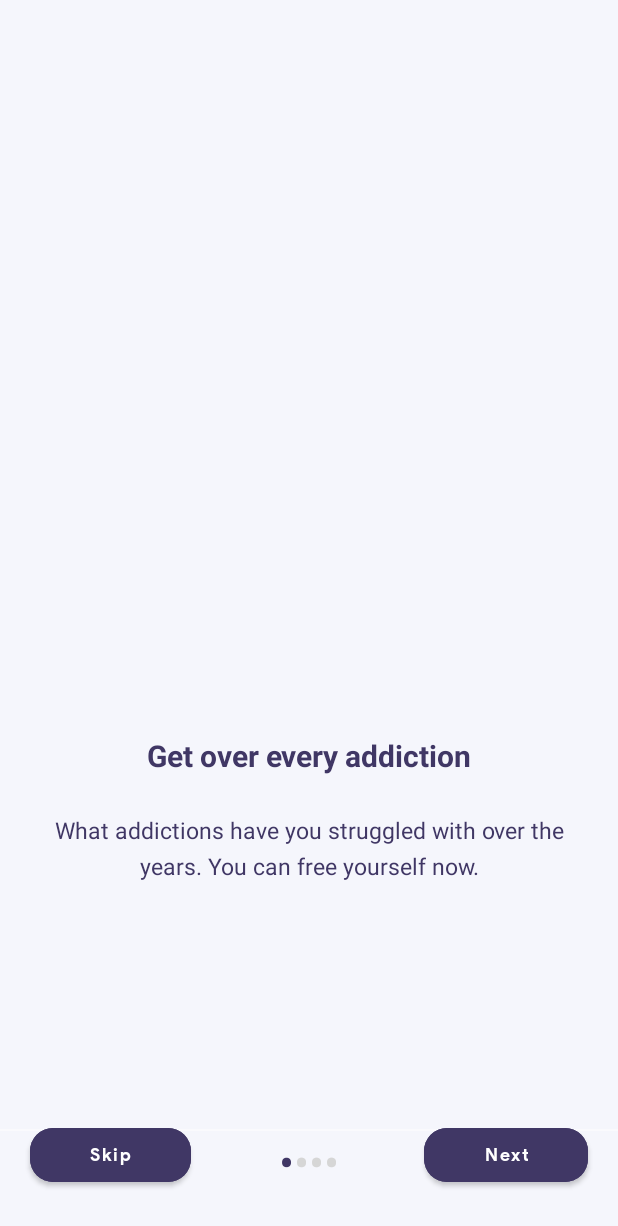
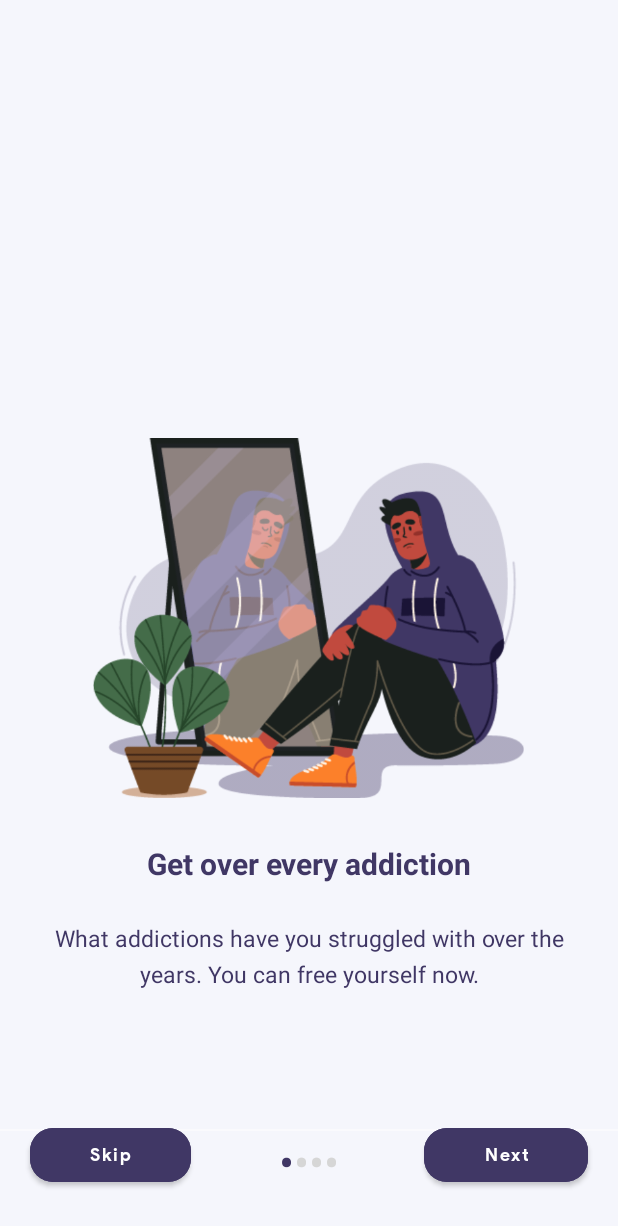
Before and after one commit to yemzybhin/GrowthCheckerAppFree, an Android app: the screen it shows after launch (WelcomePage), on a phone screen of 412 x 824 dp. Shown: the top 1226 px of the screen. Run offline under Robolectric (Android 15) with nearby library versions, the phone set to English and light mode, and no system bars.

Commit message:
viewpager1

```diff
--- a/app/src/main/java/ade/yemi/growthchecker/splash/WelcomePage.kt
+++ b/app/src/main/java/ade/yemi/growthchecker/splash/WelcomePage.kt
@@ -62,6 +62,7 @@ class WelcomePage : AppCompatActivity() {
             finish()
         }
         layouts = intArrayOf(R.layout.slide_1, R.layout.slide_2, R.layout.slide_3, R.layout.slide_4)
+
         myAdapter = WelcomeAdapter(layouts, applicationContext)
         viewpager.adapter = myAdapter
         viewpager.addOnPageChangeListener(object : ViewPager.OnPageChangeListener{
--- a/app/src/main/res/layout/slide_1.xml
+++ b/app/src/main/res/layout/slide_1.xml
@@ -1,41 +1,52 @@
 <?xml version="1.0" encoding="utf-8"?>
-<LinearLayout xmlns:android="http://schemas.android.com/apk/res/android"
+<RelativeLayout xmlns:android="http://schemas.android.com/apk/res/android"
     xmlns:app="http://schemas.android.com/apk/res-auto"
     android:background="@color/primarycolor1"
-    android:orientation="vertical" android:layout_width="match_parent"
+    android:orientation="vertical"
+    android:layout_width="match_parent"
     android:layout_height="match_parent">
 
     <ImageView
         android:id="@+id/iv_slideImage"
         android:layout_marginTop="100dp"
         android:padding="30dp"
-        android:layout_width="390dp"
-        android:layout_height="390dp"
+        android:layout_width="350dp"
+        android:layout_height="300dp"
         android:layout_gravity="center"
-        app:srcCompat="@drawable/c1" />
+        android:layout_centerInParent="true"
+        android:src="@drawable/c1" />
+
+    <LinearLayout
+        android:layout_width="match_parent"
+        android:layout_height="match_parent"
+        android:layout_below="@+id/iv_slideImage"
+        android:orientation="vertical">
 
         <TextView
             android:id="@+id/tv_slideTitle"
             android:layout_width="match_parent"
             android:layout_height="wrap_content"
-        android:text="Get over every addiction"
+            android:gravity="center"
+            android:text="@string/slide1text"
+            android:textColor="@color/primarycolor2"
             android:textSize="20dp"
-        android:gravity="center"
-        android:textColor="@color/primarycolor2"
-        android:textStyle="bold"/>
+            android:textStyle="bold" />
 
         <TextView
             android:id="@+id/tv_slideDetail"
-        android:layout_margin="25dp"
             android:layout_width="match_parent"
             android:layout_height="wrap_content"
+            android:layout_marginStart="25dp"
+            android:layout_marginTop="25dp"
+            android:layout_marginEnd="25dp"
+            android:layout_marginBottom="25dp"
             android:gravity="center"
-        android:text="@string/slide1text"
+            android:lineSpacingExtra="6sp"
+            android:text="@string/slide1desc"
             android:textColor="@color/primarycolor2"
             android:textSize="15dp"
-        android:lineSpacingExtra="6sp"
-        android:textStyle="normal"
-        />
+            android:textStyle="normal" />
+    </LinearLayout>
 
 
-</LinearLayout>
+</RelativeLayout>
--- a/app/src/main/res/values/strings.xml
+++ b/app/src/main/res/values/strings.xml
@@ -1,12 +1,9 @@
 <resources>
     <string name="app_name">GrowthChecker</string>
-    <string name="slide1text">What addictions have you struggled with over
-the years.  You can free yourself now.</string>
-    <string name="slidetext2">Track your growth using tables and plotted
-graphs.</string>
-    <string name="slidetext3">Engage in many challenges ranging from 2 to
-several weeks to break out of addictions. </string>
-    <string name="slidetext4">Get awarded for every concluded challenge.</string>
+    <string name="slide1text">Get over every addiction</string>
+    <string name="slidetext2">Track your growth</string>
+    <string name="slidetext3">Partake in challenges </string>
+    <string name="slidetext4">Receive encouragement awards</string>
     <string name="slide1desc">What addictions have you struggled with over
 the years.  You can free yourself now.</string>
     <string name="slidetext2desc">Track your growth using tables and plotted
```
Also changed, not shown: app/src/main/res/layout/slide_2.xml (+32 -20 lines), app/src/main/res/layout/slide_3.xml (+27 -14 lines), app/src/main/res/layout/slide_4.xml (+27 -14 lines). Lines whose indentation alone changed are shown as unchanged.
